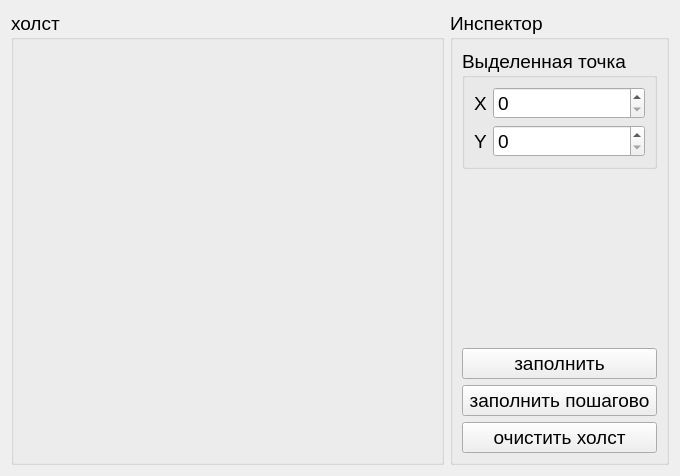
Qt form lab_5/src/ui/tabs/fillertab.ui (RullDeef/cg-lab) before a commit.
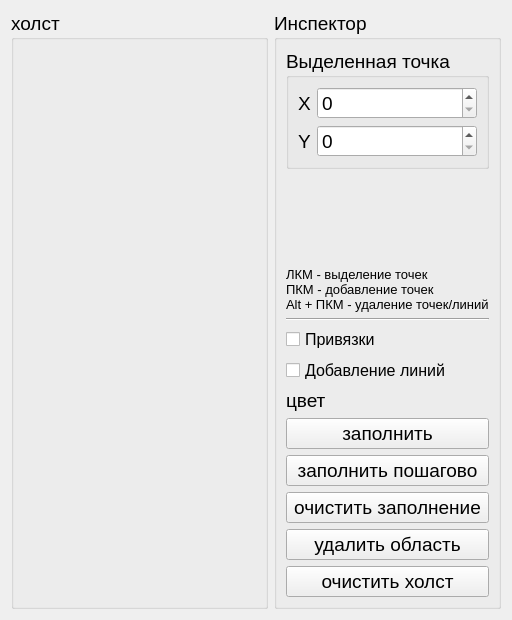
The same form after that commit.

What changed in the file:
```diff
--- a/lab_5/src/ui/tabs/fillertab.ui
+++ b/lab_5/src/ui/tabs/fillertab.ui
@@ -6,8 +6,8 @@
    <rect>
     <x>0</x>
     <y>0</y>
-    <width>680</width>
-    <height>476</height>
+    <width>512</width>
+    <height>620</height>
    </rect>
   </property>
   <property name="windowTitle">
@@ -106,6 +106,77 @@
         </property>
        </spacer>
       </item>
+      <item>
+       <widget class="QLabel" name="label_4">
+        <property name="font">
+         <font>
+          <pointsize>10</pointsize>
+          <weight>50</weight>
+          <bold>false</bold>
+          <underline>false</underline>
+          <kerning>true</kerning>
+         </font>
+        </property>
+        <property name="text">
+         <string>ЛКМ - выделение точек
+ПКМ - добавление точек
+Alt + ПКМ - удаление точек/линий</string>
+        </property>
+        <property name="textFormat">
+         <enum>Qt::PlainText</enum>
+        </property>
+       </widget>
+      </item>
+      <item>
+       <widget class="Line" name="line">
+        <property name="orientation">
+         <enum>Qt::Horizontal</enum>
+        </property>
+       </widget>
+      </item>
+      <item>
+       <widget class="QCheckBox" name="constraintCheckBox">
+        <property name="font">
+         <font>
+          <pointsize>12</pointsize>
+          <weight>50</weight>
+          <bold>false</bold>
+          <underline>false</underline>
+          <kerning>true</kerning>
+         </font>
+        </property>
+        <property name="text">
+         <string>Привязки</string>
+        </property>
+       </widget>
+      </item>
+      <item>
+       <widget class="QCheckBox" name="linesCheckBox">
+        <property name="font">
+         <font>
+          <pointsize>12</pointsize>
+          <weight>50</weight>
+          <bold>false</bold>
+          <underline>false</underline>
+          <kerning>true</kerning>
+         </font>
+        </property>
+        <property name="text">
+         <string>Добавление линий</string>
+        </property>
+       </widget>
+      </item>
+      <item>
+       <layout class="QFormLayout" name="colorForm">
+        <item row="0" column="0">
+         <widget class="QLabel" name="label_2">
+          <property name="text">
+           <string>цвет</string>
+          </property>
+         </widget>
+        </item>
+       </layout>
+      </item>
       <item>
        <widget class="QPushButton" name="fillButton">
         <property name="text">
@@ -120,6 +191,20 @@
         </property>
        </widget>
       </item>
+      <item>
+       <widget class="QPushButton" name="clearFillButton">
+        <property name="text">
+         <string>очистить заполнение</string>
+        </property>
+       </widget>
+      </item>
+      <item>
+       <widget class="QPushButton" name="removeRegionButton">
+        <property name="text">
+         <string>удалить область</string>
+        </property>
+       </widget>
+      </item>
       <item>
        <widget class="QPushButton" name="clearButton">
         <property name="text">
```
